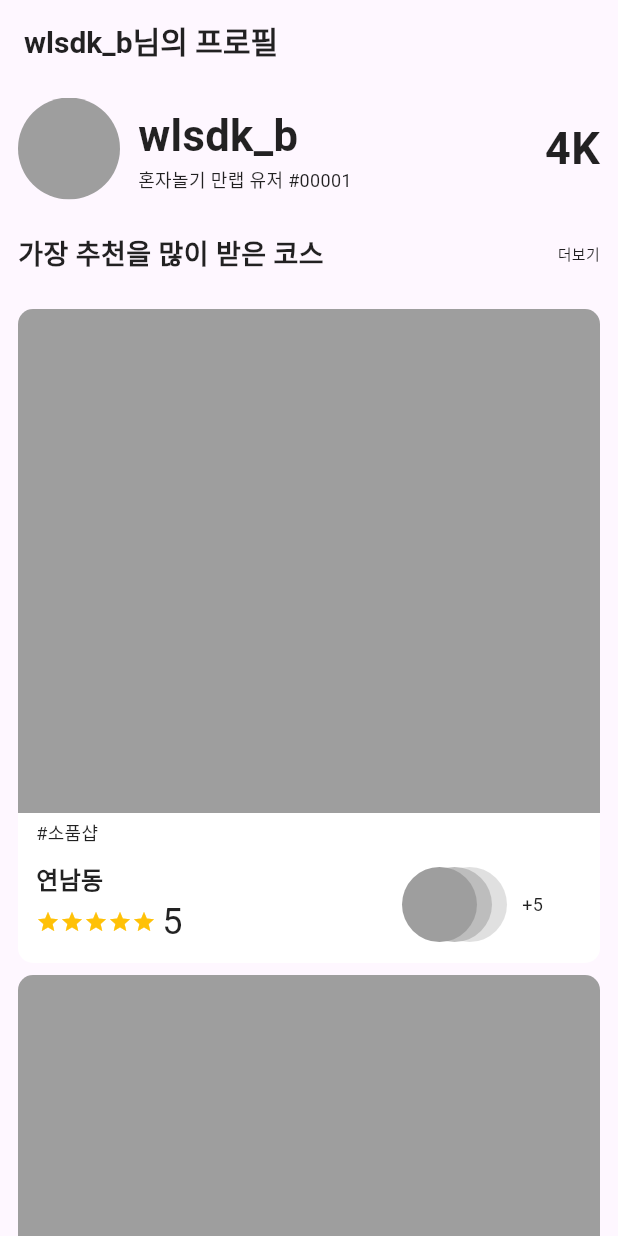
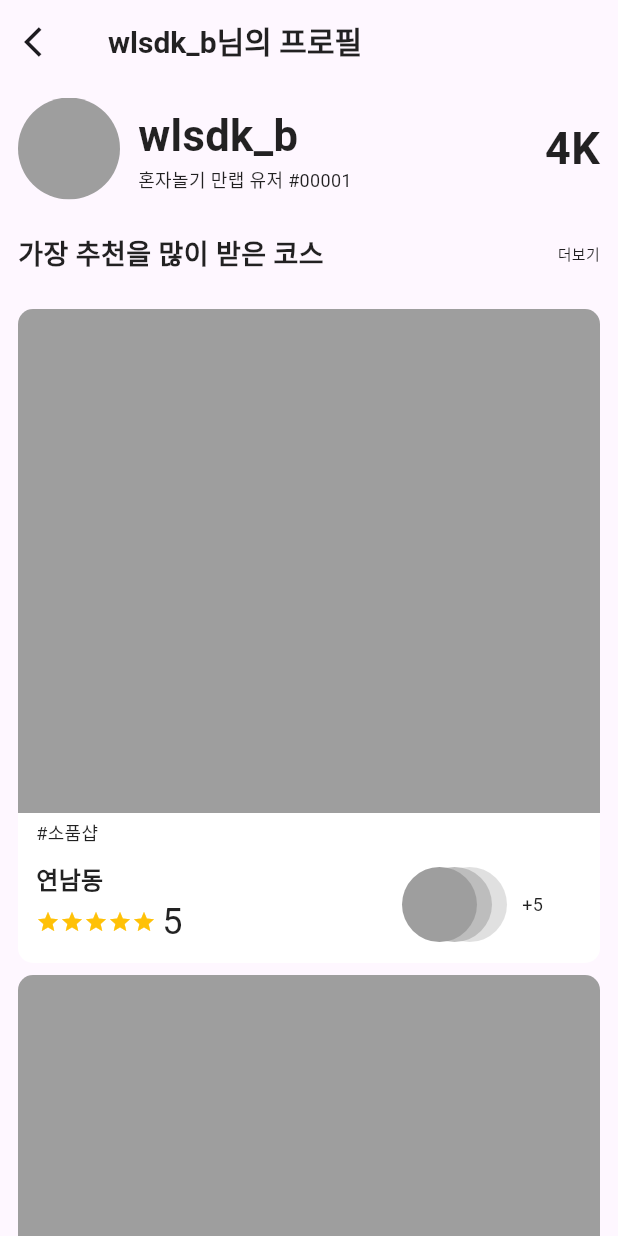
Before and after one commit to WantOscar/solo_play_applicaiton, a Flutter app: the screen it shows after launch, on a phone screen of 412 x 824 dp. Run offline on Flutter 3.47's test engine with Material 3 defaults, Android fonts, the phone set to English and light mode, and no system bars.

Commit message:
프로젝트 시작

```diff
--- a/lib/src/views/profile_view.dart
+++ b/lib/src/views/profile_view.dart
@@ -10,6 +10,10 @@ class ProfileView extends StatelessWidget {
       appBar: PreferredSize(
         preferredSize: const Size.fromHeight(65),
         child: AppBar(
+          leading: GestureDetector(
+            onTap: () {},
+            child: const Icon(Icons.arrow_back_ios),
+          ),
           elevation: 0.0,
           title: const Text(
             'wlsdk_b님의 프로필',
```
